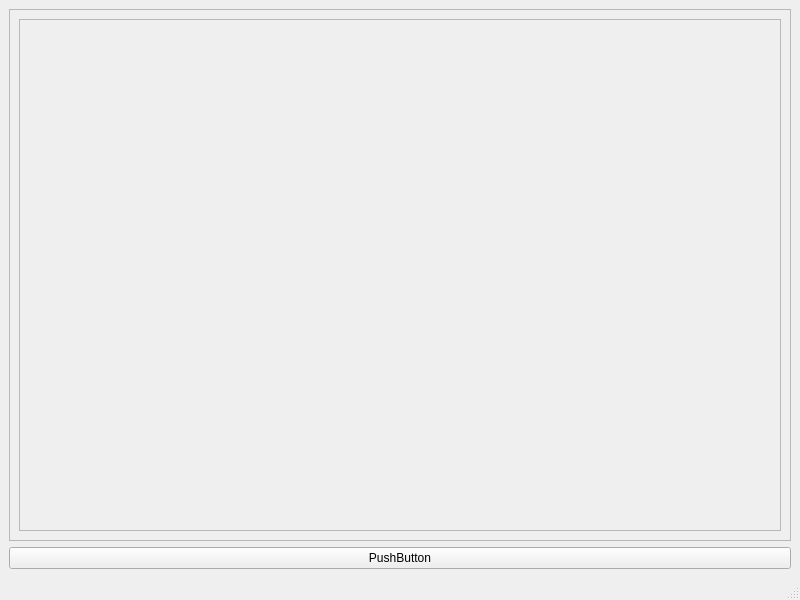
The window that gui/mainwindow.ui (schoebey/taskplanner) describes before a commit, drawn with Qt 5.
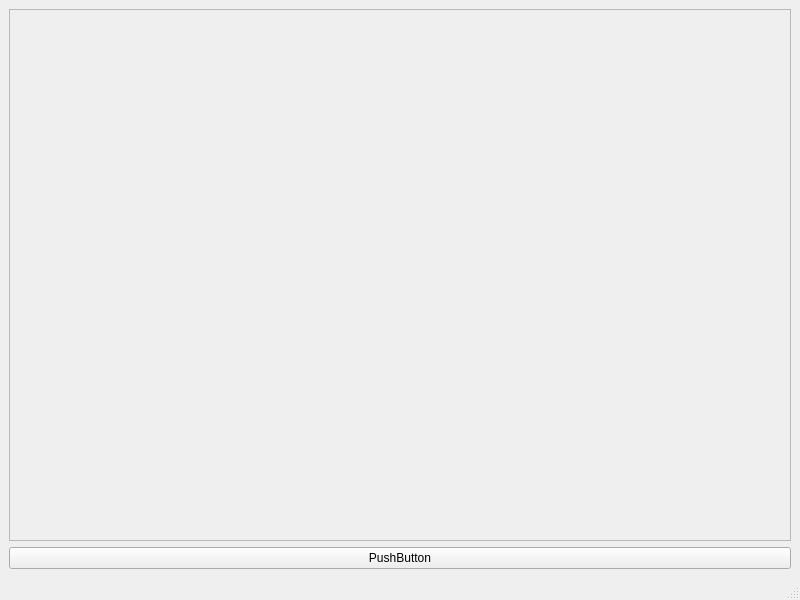
The same window after the commit.

The edit to the form file:
```diff
--- a/gui/mainwindow.ui
+++ b/gui/mainwindow.ui
@@ -15,35 +15,6 @@
   </property>
   <widget class="QWidget" name="centralwidget">
    <layout class="QGridLayout" name="gridLayout">
-    <item row="0" column="0">
-     <widget class="QScrollArea" name="scrollArea">
-      <property name="widgetResizable">
-       <bool>true</bool>
-      </property>
-      <widget class="QWidget" name="scrollAreaWidgetContents">
-       <property name="geometry">
-        <rect>
-         <x>0</x>
-         <y>0</y>
-         <width>780</width>
-         <height>510</height>
-        </rect>
-       </property>
-       <layout class="QGridLayout" name="gridLayout_2">
-        <item row="0" column="0">
-         <widget class="QFrame" name="frame">
-          <property name="frameShape">
-           <enum>QFrame::StyledPanel</enum>
-          </property>
-          <property name="frameShadow">
-           <enum>QFrame::Raised</enum>
-          </property>
-         </widget>
-        </item>
-       </layout>
-      </widget>
-     </widget>
-    </item>
     <item row="1" column="0">
      <widget class="QPushButton" name="pushButton">
       <property name="text">
@@ -51,6 +22,17 @@
       </property>
      </widget>
     </item>
+    <item row="0" column="0">
+     <widget class="QFrame" name="frame">
+      <property name="frameShape">
+       <enum>QFrame::StyledPanel</enum>
+      </property>
+      <property name="frameShadow">
+       <enum>QFrame::Raised</enum>
+      </property>
+      <layout class="QHBoxLayout" name="horizontalLayout"/>
+     </widget>
+    </item>
    </layout>
   </widget>
   <widget class="QMenuBar" name="menubar">
```
Left out of the diff: 2 changed lines with no effect on the pictures.
